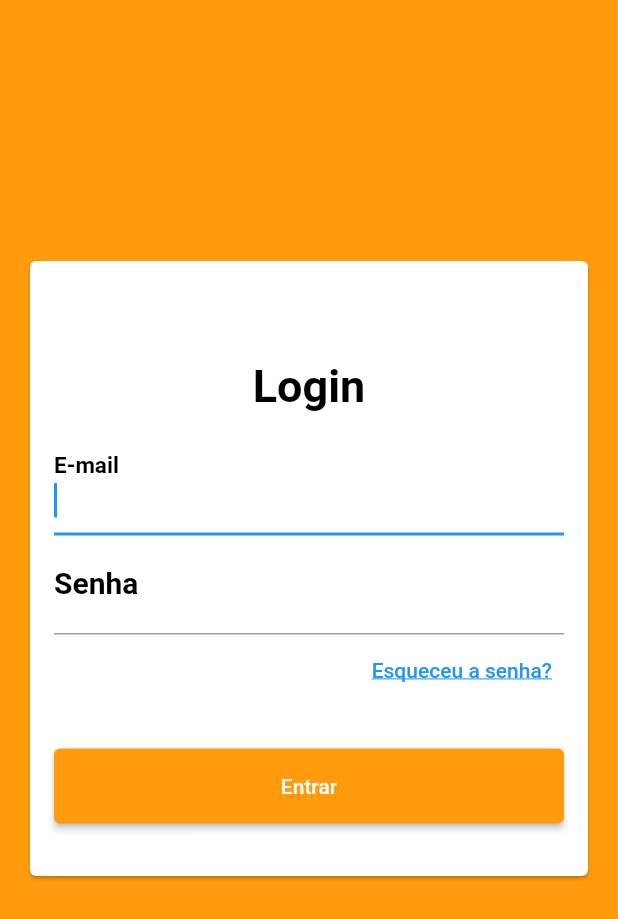
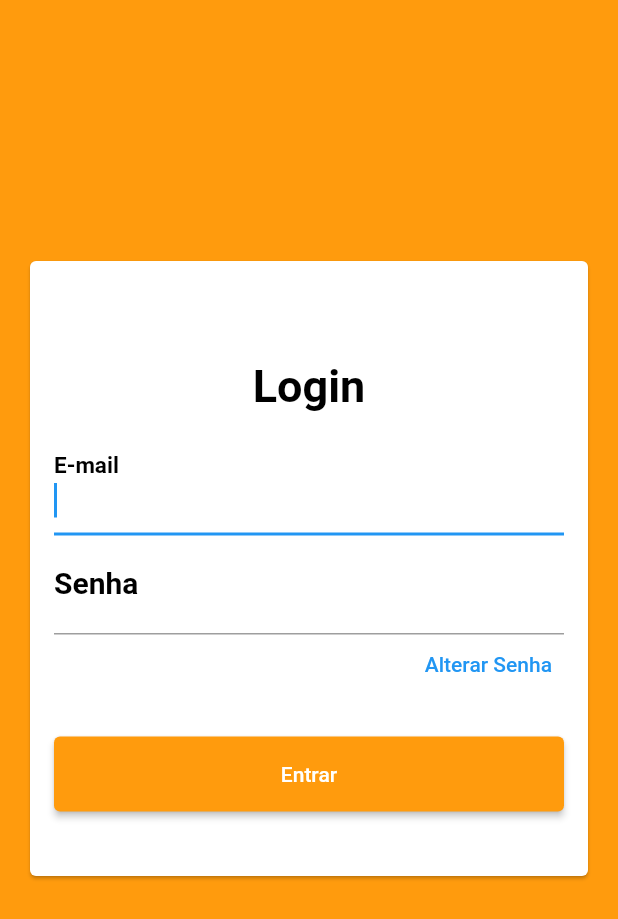
Before and after one commit to Kelvisck/PatoBurguer, a Flutter app: the screen it shows after launch, on a phone screen of 412 x 824 dp. Shown: the top 919 px of the screen. Run offline on Flutter 3.47's test engine with Material 2 defaults, Android fonts, the light colour scheme and no system bars; our stand-ins replace firebase_auth, firebase_core, google_sign_in; accounts and stored records are empty.

```diff
--- a/lib/main.dart
+++ b/lib/main.dart
@@ -8,6 +8,7 @@ import 'package:flutter/material.dart';
 import 'package:pato_burguer/log_page.dart';
 //import 'package:google_sign_in/google_sign_in.dart';
 import 'package:firebase_core/firebase_core.dart';
+import 'package:pato_burguer/reset-password-page.dart';
 //import 'package:pato_burguer/login.page.dart';
 import 'firebase_options.dart';
 
@@ -30,6 +31,7 @@ class MyApp extends StatelessWidget {
     return MaterialApp(
       title: "PatoBurguer",
       home: logPage(),
+      //home: ResetPassword()
       //home: AdmPage(),
       //home: AlterarCardapio(),
     );
--- a/lib/telaLog.dart
+++ b/lib/telaLog.dart
@@ -4,6 +4,7 @@ import 'package:google_sign_in/google_sign_in.dart';
 import 'package:pato_burguer/adm_page.dart';
 import 'package:pato_burguer/assets/constantes.dart';
 import 'package:firebase_auth/firebase_auth.dart';
+import 'package:pato_burguer/reset-password-page.dart';
 import 'AuthLogFunction.dart';
 
 final _firebaseAuth = FirebaseAuth.instance;
@@ -33,17 +34,6 @@ GoogleSignIn _googleSignIn = GoogleSignIn(
 );
 
 class Login extends StatelessWidget {
-  final Widget textoBotao = Positioned(
-    top: 10,
-    left: 30,
-    child: TextButton(
-      onPressed: () {},
-      child: Text(
-        'Esqueceu a senha?',
-        style: TextStyle(decoration: TextDecoration.underline),
-      ),
-    ),
-  );
   @override
   Widget build(BuildContext context) {
     // TODO: implement build
@@ -107,9 +97,21 @@ class Login extends StatelessWidget {
                         ),
                         Stack(
                           children: [
-                            Align(
-                              alignment: Alignment.topRight,
-                              child: textoBotao,
+                            Container(
+                              height: 40,
+                              alignment: Alignment.centerRight,
+                              child: TextButton(
+                                child: Text(
+                                  "Alterar Senha",
+                                  textAlign: TextAlign.right,
+                                ),
+                                onPressed: () {
+                                  Navigator.push(context,
+                                   MaterialPageRoute(builder: (context) => ResetPassword()
+                                   )
+                                  );
+                                },
+                                ),
                             )
                           ],
                         ),
@@ -141,6 +143,18 @@ class Login extends StatelessWidget {
 /*import 'package:flutter/material.dart';
 import 'package:pato_burguer/TelaLog.dart';
 
+
+final Widget textoBotao = Positioned(
+    top: 10,
+    left: 30,
+    child: TextButton(
+      onPressed: () {},
+      child: Text(
+        'Esqueceu a senha?',
+        style: TextStyle(decoration: TextDecoration.underline),
+      ),
+    ),
+  );
 class logPage extends StatelessWidget{
   @override
   Widget build(BuildContext context) {
```
Also changed, not shown: lib/reset-password-page.dart (+86 -2 lines).
